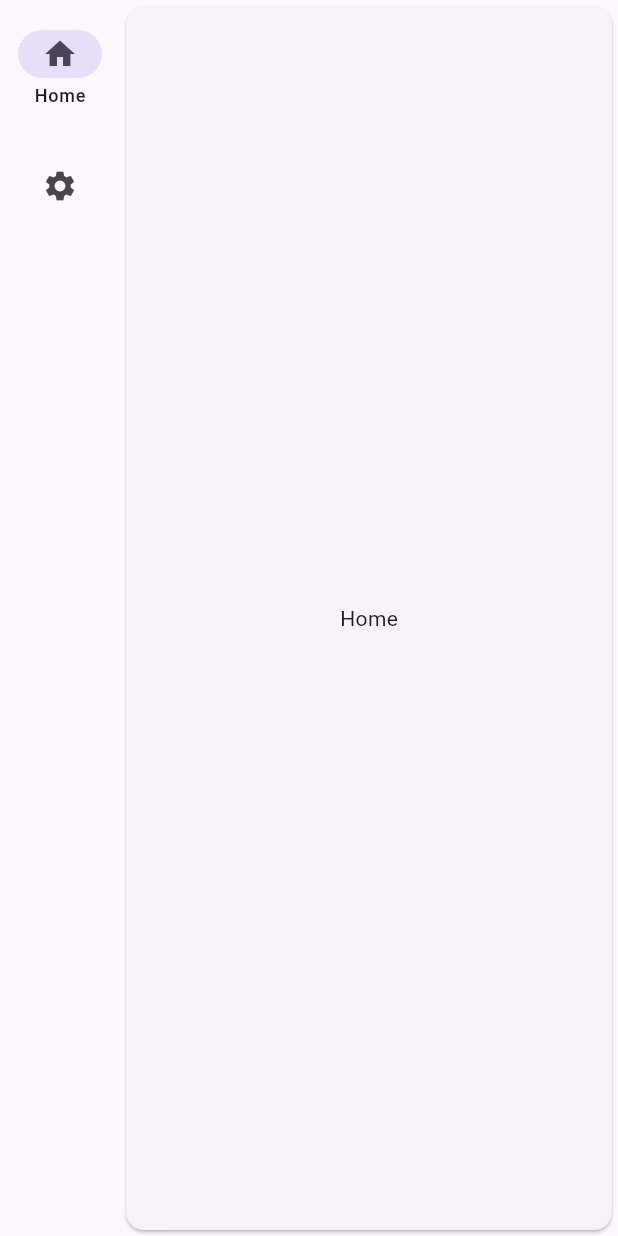
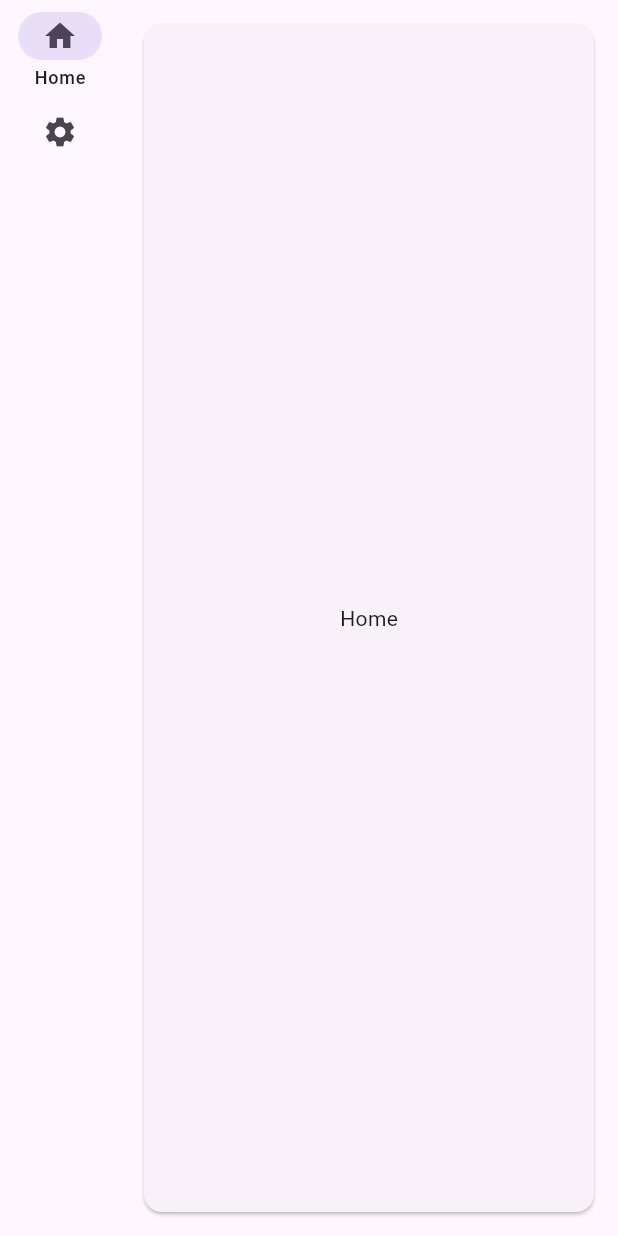
Before and after one commit to H2Sxxa/Arche, a Flutter app: the screen it shows after launch, on a phone screen of 412 x 824 dp. Run offline on Flutter 3.47's test engine with Material 3 defaults, Android fonts, the phone set to English and light mode, and no system bars; missing offline and left inert: dart:html.

Commit message:
🐛 fix extended and padding

```diff
--- a/example/lib/main.dart
+++ b/example/lib/main.dart
@@ -23,7 +23,6 @@ class MyApp extends StatelessWidget {
             NavigationItem(
               icon: Icon(Icons.home),
               label: Text("Home"),
-              padding: EdgeInsets.all(12),
               page: Card(
                   child: Center(
                 child: Text("Home"),
@@ -32,7 +31,6 @@ class MyApp extends StatelessWidget {
             NavigationItem(
               icon: Icon(Icons.settings),
               label: Text("Settings"),
-              padding: EdgeInsets.all(12),
               page: Center(
                 child: Text("Settings"),
               ),
--- a/lib/src/widgets/material/navigation.dart
+++ b/lib/src/widgets/material/navigation.dart
@@ -3,6 +3,7 @@ import 'package:flutter/material.dart';
 class NavigationItem extends NavigationRailDestination {
   final Widget page;
   final String? name;
+  final EdgeInsetsGeometry? pagePadding;
   const NavigationItem({
     required super.icon,
     required super.label,
@@ -11,7 +12,7 @@ class NavigationItem extends NavigationRailDestination {
     super.disabled,
     super.indicatorColor,
     super.indicatorShape,
-    super.padding,
+    this.pagePadding,
     super.selectedIcon,
   });
 }
@@ -91,6 +92,7 @@ class StateNavigationView extends State<NavigationView> {
       return NavigationRail(
         key: rail.key,
         elevation: rail.elevation,
+        extended: rail.extended,
         indicatorColor: rail.indicatorColor,
         backgroundColor: rail.backgroundColor,
         indicatorShape: rail.indicatorShape,
@@ -129,14 +131,17 @@ class StateNavigationView extends State<NavigationView> {
       children: [
         buildRail(),
         Expanded(
-            child: AnimatedSwitcher(
-                duration:
-                    widget.switchDuration ?? const Duration(milliseconds: 500),
-                transitionBuilder: widget.transitionBuilder ??
-                    (child, animation) =>
-                        AnimatedSwitcher.defaultTransitionBuilder(
-                            child, animation),
-                child: widget.items[_currentIndex].page)),
+            child: Padding(
+                padding: widget.items[_currentIndex].pagePadding ??
+                    const EdgeInsets.all(12),
+                child: AnimatedSwitcher(
+                    duration: widget.switchDuration ??
+                        const Duration(milliseconds: 500),
+                    transitionBuilder: widget.transitionBuilder ??
+                        (child, animation) =>
+                            AnimatedSwitcher.defaultTransitionBuilder(
+                                child, animation),
+                    child: widget.items[_currentIndex].page))),
       ],
     );
   }
```
